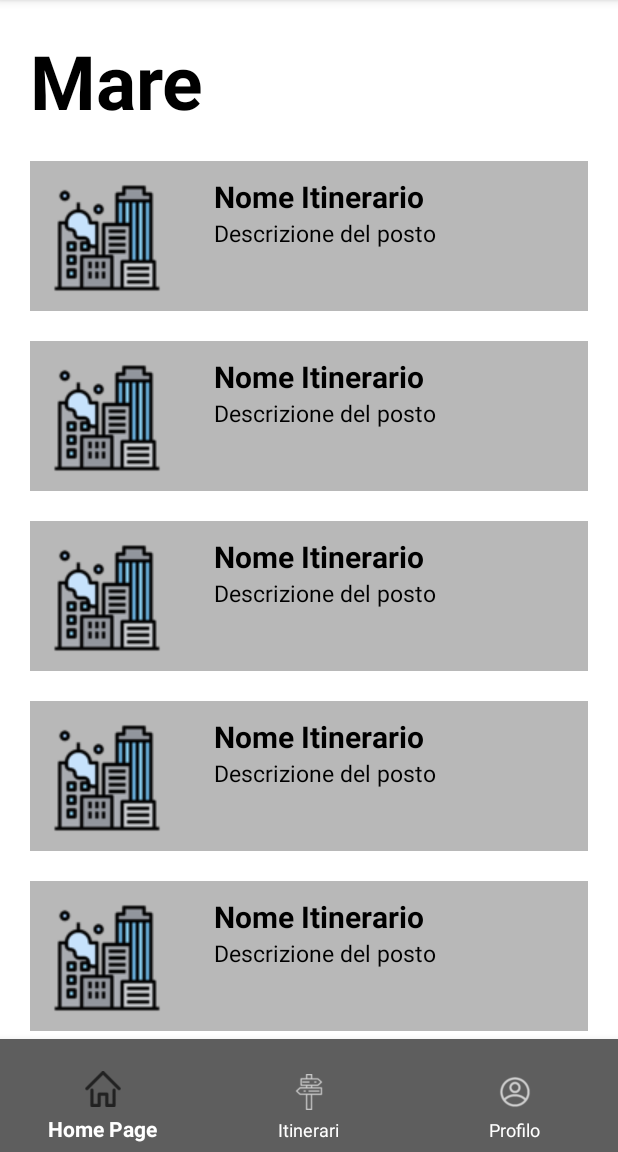
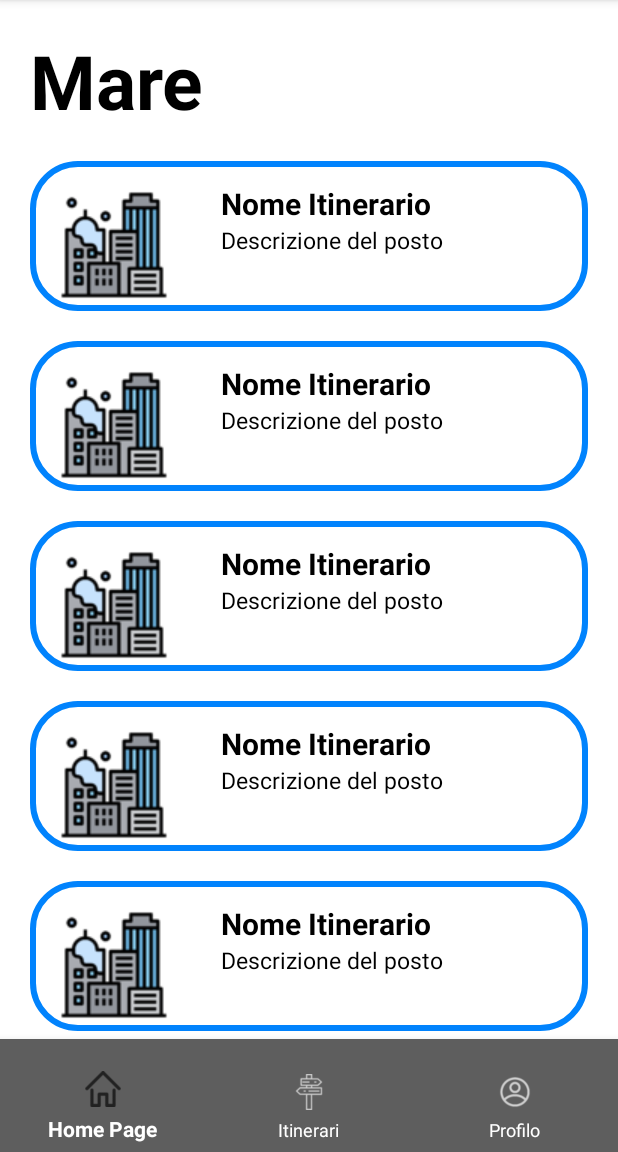
Before and after one commit to tpRizzoli/Gulliver, an Android app: the fragment ItMareFragment placed in its activity, on a phone screen of 412 x 824 dp, the part 84-1236 px from its top. Run offline under Robolectric (Android 15) with nearby library versions, the phone set to English and light mode, and no system bars.

Commit message:
modificato stile
fragment mare-montagna-itinerari utente

```diff
--- a/Android/app/src/main/res/layout/fragment_it_mare.xml
+++ b/Android/app/src/main/res/layout/fragment_it_mare.xml
@@ -29,7 +29,7 @@
                     android:layout_width="match_parent"
                     android:layout_height="100dp"
                     android:orientation="horizontal"
-                    android:background="@color/grigiochiaro"
+                    android:background="@drawable/shape_background"
                     android:layout_marginTop="20dp"
                     android:layout_marginStart="20dp"
                     android:layout_marginEnd="20dp">
@@ -72,7 +72,7 @@
                     android:layout_width="match_parent"
                     android:layout_height="100dp"
                     android:orientation="horizontal"
-                    android:background="@color/grigiochiaro"
+                    android:background="@drawable/shape_background"
                     android:layout_marginTop="20dp"
                     android:layout_marginStart="20dp"
                     android:layout_marginEnd="20dp">
@@ -115,7 +115,7 @@
                     android:layout_width="match_parent"
                     android:layout_height="100dp"
                     android:orientation="horizontal"
-                    android:background="@color/grigiochiaro"
+                    android:background="@drawable/shape_background"
                     android:layout_marginTop="20dp"
                     android:layout_marginStart="20dp"
                     android:layout_marginEnd="20dp">
@@ -158,7 +158,7 @@
                     android:layout_width="match_parent"
                     android:layout_height="100dp"
                     android:orientation="horizontal"
-                    android:background="@color/grigiochiaro"
+                    android:background="@drawable/shape_background"
                     android:layout_marginTop="20dp"
                     android:layout_marginStart="20dp"
                     android:layout_marginEnd="20dp">
@@ -201,7 +201,7 @@
                     android:layout_width="match_parent"
                     android:layout_height="100dp"
                     android:orientation="horizontal"
-                    android:background="@color/grigiochiaro"
+                    android:background="@drawable/shape_background"
                     android:layout_marginTop="20dp"
                     android:layout_marginStart="20dp"
                     android:layout_marginEnd="20dp"
```
Also changed, not shown: Android/app/src/main/res/layout/fragment_it_montagna.xml (+5 -5 lines), Android/app/src/main/res/layout/fragment_itinerari_utente.xml (+5 -5 lines).
